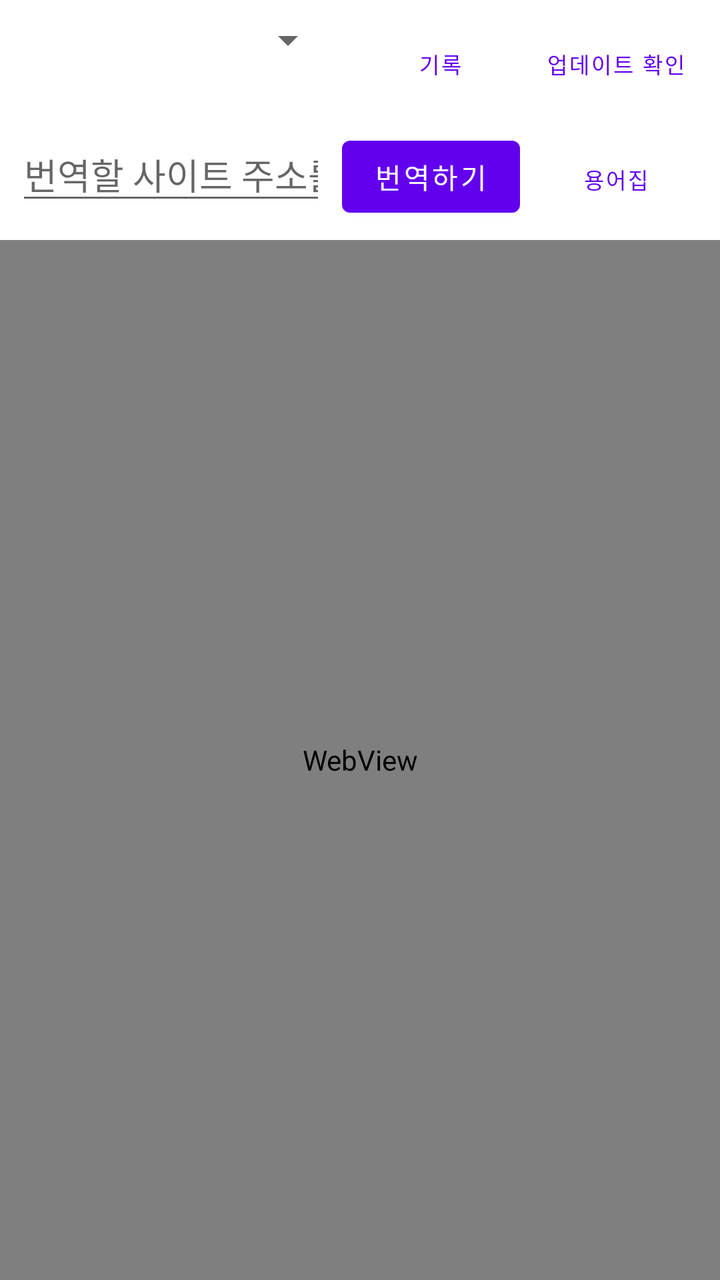
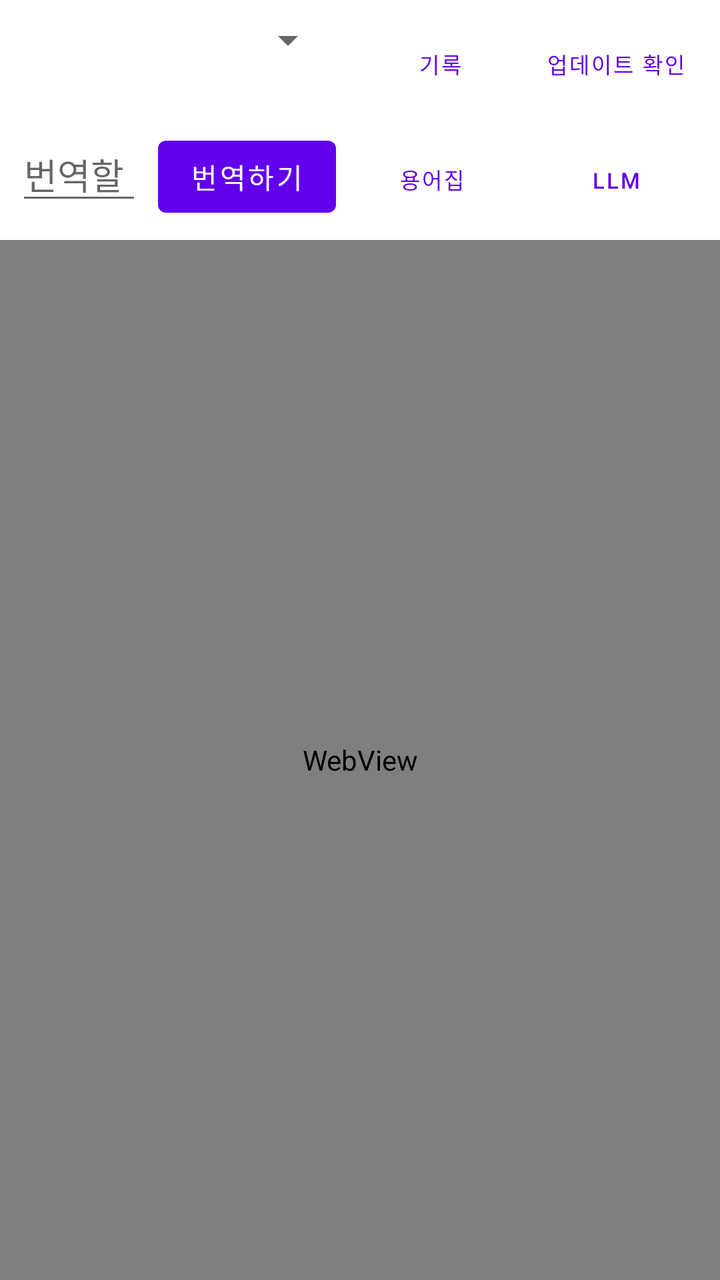

The first picture is an Android layout as it rendered before a commit; the second is the same layout after the commit. The layout source and the unified diff follow.
<!-- AndroidManifest.xml: application theme Theme.TranslateApp -->
<!-- res/layout/activity_main.xml -->
<?xml version="1.0" encoding="utf-8"?>
<LinearLayout xmlns:android="http://schemas.android.com/apk/res/android"
    android:layout_width="match_parent"
    android:layout_height="match_parent"
    android:orientation="vertical">

    <LinearLayout
        android:layout_width="match_parent"
        android:layout_height="wrap_content"
        android:orientation="horizontal"
        android:paddingStart="8dp"
        android:paddingTop="8dp"
        android:paddingEnd="8dp">

        <Spinner
            android:id="@+id/spinnerSourceLang"
            android:layout_width="0dp"
            android:layout_height="wrap_content"
            android:layout_weight="1" />

        
        <TextView
            android:id="@+id/textTargetLangFixed"
            android:layout_width="wrap_content"
            android:layout_height="wrap_content"
            android:layout_gravity="center_vertical"
            android:paddingStart="4dp"
            android:paddingEnd="4dp" />

        <Button
            android:id="@+id/btnHistory"
            style="@style/Widget.MaterialComponents.Button.TextButton"
            android:layout_width="wrap_content"
            android:layout_height="wrap_content"
            android:text="@string/btn_history"
            android:textSize="11sp" />

        <Button
            android:id="@+id/btnCheckUpdate"
            style="@style/Widget.MaterialComponents.Button.TextButton"
            android:layout_width="wrap_content"
            android:layout_height="wrap_content"
            android:text="@string/btn_check_update"
            android:textSize="11sp" />

    </LinearLayout>

    <LinearLayout
        android:layout_width="match_parent"
        android:layout_height="wrap_content"
        android:orientation="horizontal"
        android:padding="8dp">

        <EditText
            android:id="@+id/editUrl"
            android:layout_width="0dp"
            android:layout_height="wrap_content"
            android:layout_weight="1"
            android:hint="@string/hint_url"
            android:imeOptions="actionGo"
            android:inputType="textUri"
            android:singleLine="true" />

        <Button
            android:id="@+id/btnTranslate"
            android:layout_width="wrap_content"
            android:layout_height="wrap_content"
            android:layout_marginStart="8dp"
            android:text="@string/btn_translate" />

        <Button
            android:id="@+id/btnGlossary"
            style="@style/Widget.MaterialComponents.Button.TextButton"
            android:layout_width="wrap_content"
            android:layout_height="wrap_content"
            android:layout_marginStart="4dp"
            android:text="@string/btn_glossary"
            android:textSize="11sp" />

    </LinearLayout>

    <ProgressBar
        android:id="@+id/progressBar"
        style="?android:attr/progressBarStyleHorizontal"
        android:layout_width="match_parent"
        android:layout_height="wrap_content"
        android:indeterminate="true"
        android:visibility="gone" />

    <WebView
        android:id="@+id/webView"
        android:layout_width="match_parent"
        android:layout_height="0dp"
        android:layout_weight="1" />

</LinearLayout>
<!-- resources referenced by this layout -->
<resources>
  <string name="btn_check_update">업데이트 확인</string>
  <string name="btn_glossary">용어집</string>
  <string name="btn_history">기록</string>
  <string name="btn_translate">번역하기</string>
  <string name="hint_url">번역할 사이트 주소를 입력하세요</string>
  <style name="Theme.TranslateApp" parent="Theme.MaterialComponents.DayNight.NoActionBar" />
</resources>

<!-- the commit's change to res/layout/activity_main.xml (unified diff, before → after) -->
@@ -77,6 +77,15 @@
             android:text="@string/btn_glossary"
             android:textSize="11sp" />
 
+        <Button
+            android:id="@+id/btnLlmSettings"
+            style="@style/Widget.MaterialComponents.Button.TextButton"
+            android:layout_width="wrap_content"
+            android:layout_height="wrap_content"
+            android:layout_marginStart="4dp"
+            android:text="@string/btn_llm_settings"
+            android:textSize="11sp" />
+
     </LinearLayout>
 
     <ProgressBar
<!-- resource entries referenced after the edit -->
@@ -3,6 +3,7 @@
   <string name="btn_check_update">업데이트 확인</string>
   <string name="btn_glossary">용어집</string>
   <string name="btn_history">기록</string>
+  <string name="btn_llm_settings">LLM</string>
   <string name="btn_translate">번역하기</string>
   <string name="hint_url">번역할 사이트 주소를 입력하세요</string>
   <style name="Theme.TranslateApp" parent="Theme.MaterialComponents.DayNight.NoActionBar" />
